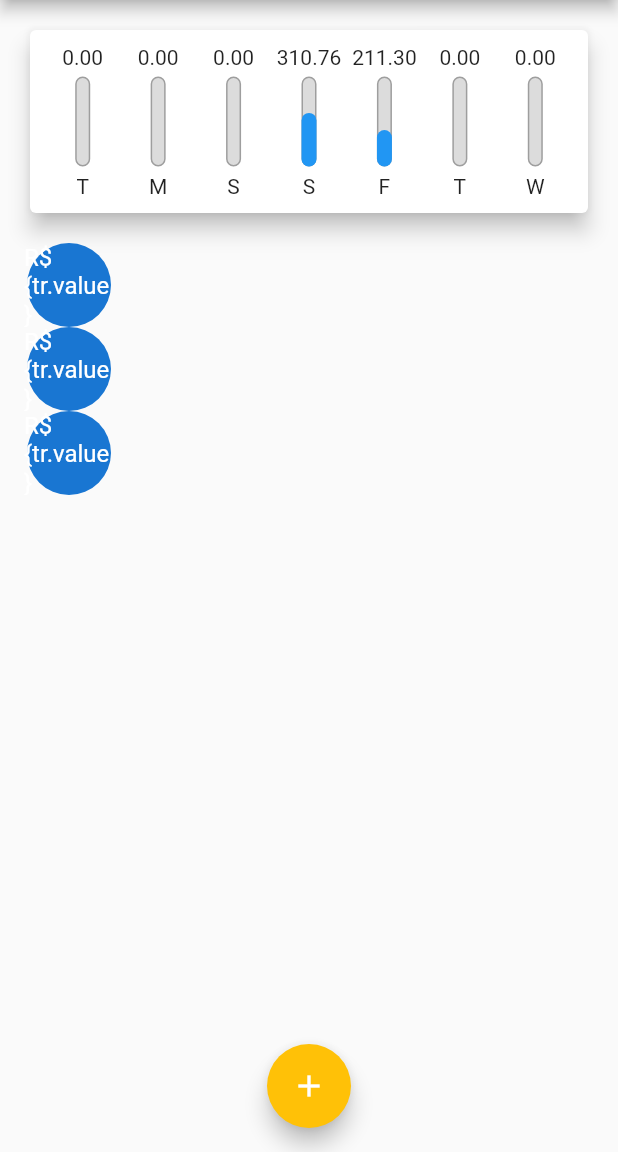
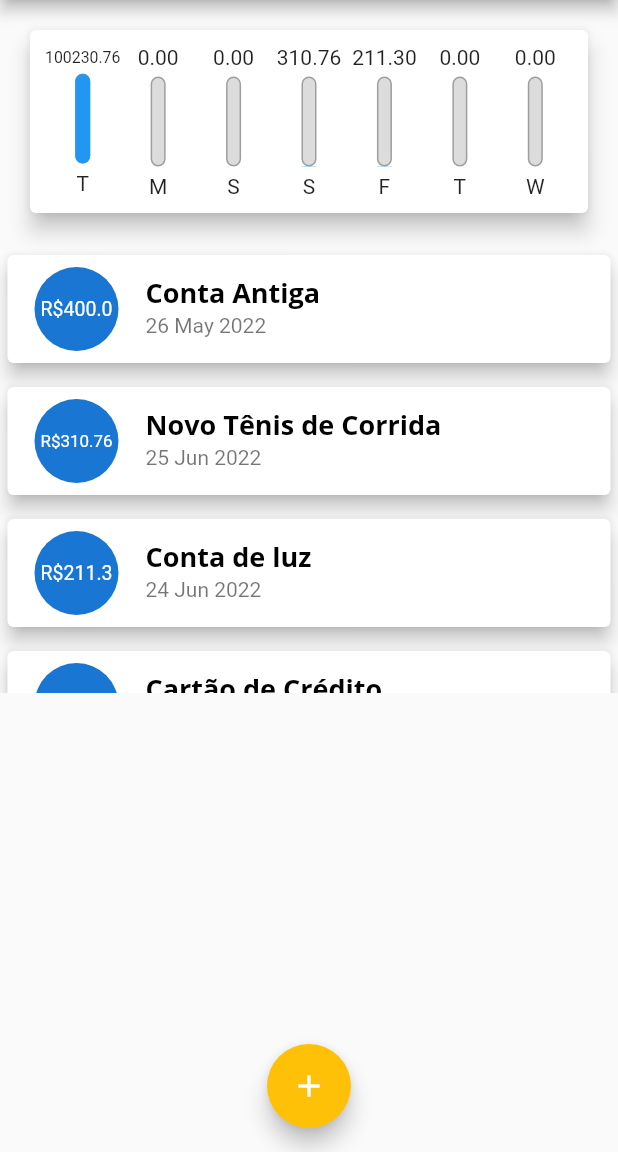
Before and after one commit to Mott4/expenses, a Flutter app: the screen it shows after launch, on a phone screen of 412 x 824 dp, the part 84-1236 px from its top. Run offline on Flutter 3.47's test engine with Material 2 defaults, Android fonts, the phone set to English and light mode, and no system bars.

Commit message:
melhorias na lista de transações mostradas no app

```diff
--- a/lib/components/transaction_list.dart
+++ b/lib/components/transaction_list.dart
@@ -20,8 +20,7 @@ class TransactionList extends StatelessWidget {
                   style: Theme.of(context).textTheme.headline6,
                 ),
                 SizedBox(
-                    height:
-                        20), // dá espaço entre o texto e o container (imagem nesse caso)
+                    height: 20), // dá espaço entre o texto e o container (imagem nesse caso)
                 Container(
                   height: 200,
                   child: Image.asset(
@@ -36,10 +35,31 @@ class TransactionList extends StatelessWidget {
               itemCount: transactions.length,
               itemBuilder: (ctx, index) {
                 final tr = transactions[index];
-                return ListTile(
-                  leading: CircleAvatar(
-                    radius: 30,
-                    child: Text('R\${tr.value}'),
+                return Card(
+                  elevation: 5,
+                  margin: EdgeInsets.symmetric(
+                    vertical: 8,
+                    horizontal: 5,
+                  ),
+                  child: ListTile(
+                    leading: CircleAvatar(
+                      radius: 30,
+                      child: Padding(
+                        padding: const EdgeInsets.all(6),
+                        child: FittedBox(
+                          child: Text('R\$${tr.value}'),
+                        ),
+                      ),
+                    ),
+                    ///// titulo das transações
+                    title: Text(
+                      tr.title,
+                      style: Theme.of(context).textTheme.headline6,
+                    ),
+                    ////// sub-título das transações
+                    subtitle: Text(
+                      DateFormat('d MMM y').format(tr.date),
+                    ),
                   ),
                 );
               }),
--- a/lib/main.dart
+++ b/lib/main.dart
@@ -68,6 +68,18 @@ class _MyHomePageState extends State<MyHomePage> {
       title: 'Conta de luz',
       value: 211.30,
       date: DateTime.now().subtract(Duration(days: 4)),
+    ),
+    Transaction(
+      id: 't3',
+      title: 'Cartão de Crédito',
+      value: 100211.30,
+      date: DateTime.now(),
+    ),
+    Transaction(
+      id: 't4',
+      title: 'Lanche',
+      value: 19.46,
+      date: DateTime.now(),
     ),
   ];
 
```
